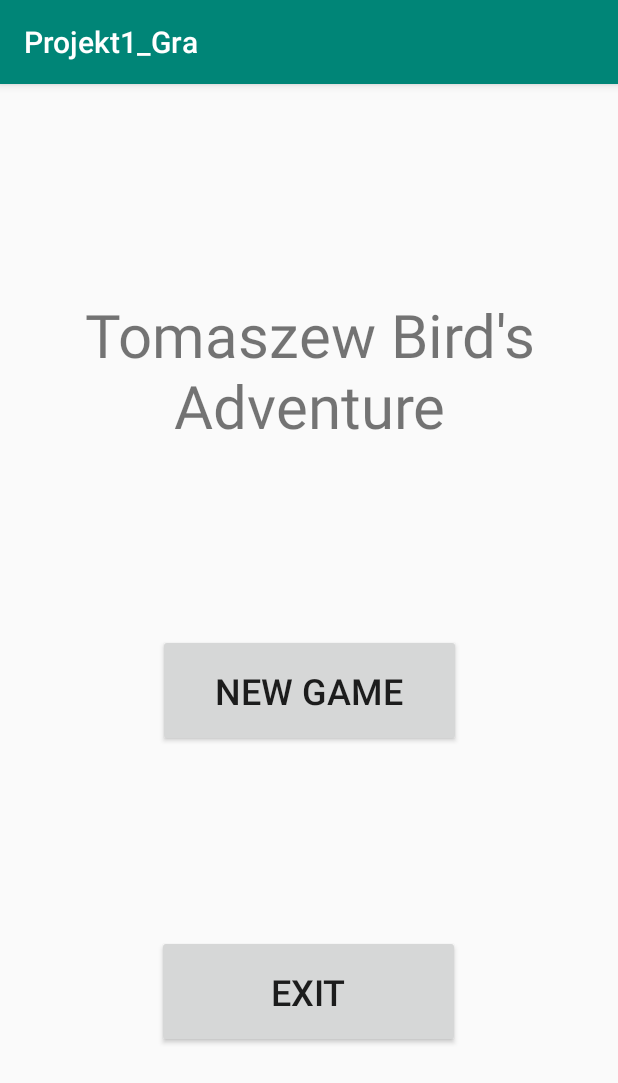
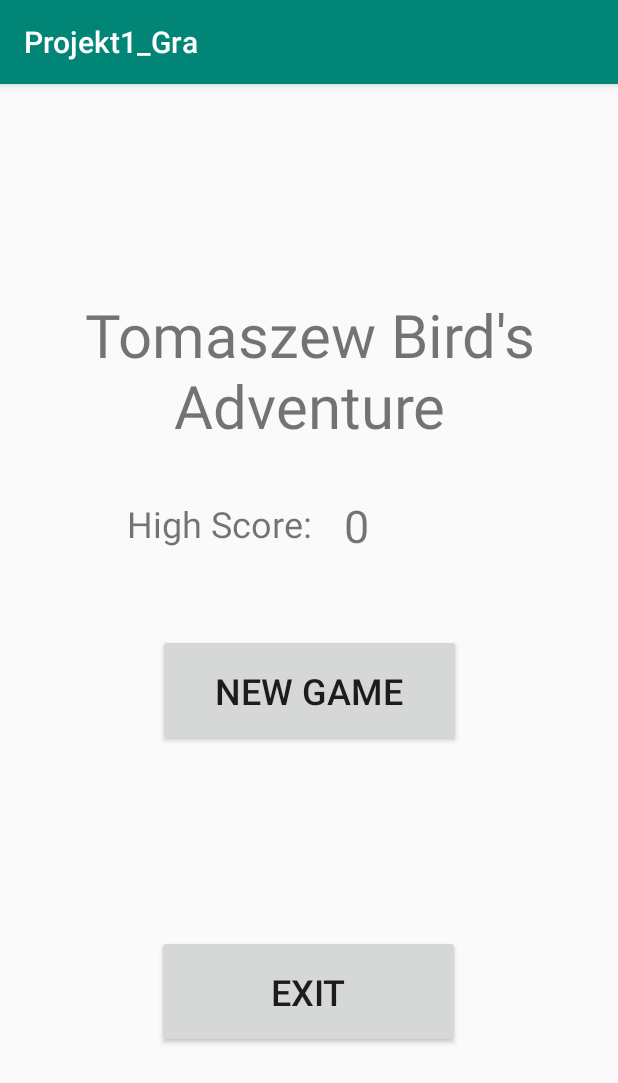
Before and after one commit to Dirakto/TomaszewBird, an Android app: the screen it shows after launch (MainActivity), on a phone screen of 412 x 824 dp. Shown: the top 1083 px of the screen. Run offline under Robolectric (Android 15) with nearby library versions, the phone set to English and light mode, and no system bars.

Commit message:
So far best

```diff
--- a/app/src/main/java/com/dirakto/MainActivity.kt
+++ b/app/src/main/java/com/dirakto/MainActivity.kt
@@ -1,16 +1,24 @@
 package com.dirakto
 
+import android.content.Context
 import android.content.Intent
 import android.support.v7.app.AppCompatActivity
 import android.os.Bundle
+import android.service.autofill.TextValueSanitizer
+import android.util.Log
 import android.view.View
+import android.widget.TextView
 
-class MainActivity : AppCompatActivity() {
+class MainActivity : AppCompatActivity(){
+
+    var textArea: TextView? = null
 
     override fun onCreate(savedInstanceState: Bundle?) {
         super.onCreate(savedInstanceState)
         setContentView(R.layout.activity_main)
 
+        textArea = findViewById(R.id.textView3)
+        loadHighScore()
 //        tomaszew_bird ma 22-24 pixle wysokosci, 37 pixle dlugosci
     }
     fun newGame(view: View){
@@ -21,4 +29,15 @@ class MainActivity : AppCompatActivity() {
         this.finishActivity(0)
         this.moveTaskToBack(true)
     }
+
+    fun loadHighScore(){
+        var sharedPref = this.getSharedPreferences(getString(R.string.file), Context.MODE_PRIVATE)?: return
+        textArea?.setText(sharedPref.getInt(resources.getString(R.string.high_score), 0).toString())
+    }
+
+    override fun onResume(){
+        super.onResume()
+        loadHighScore()
+    }
+
 }
--- /dev/null
+++ b/app/src/main/java/com/dirakto/MyScoreCallback.kt
@@ -0,0 +1,6 @@
+package com.dirakto
+
+interface MyScoreCallback {
+
+    fun updateScore(txt: String)
+}
--- a/app/src/main/res/layout/activity_main.xml
+++ b/app/src/main/res/layout/activity_main.xml
@@ -39,5 +39,24 @@
             android:textSize="24sp" android:textAlignment="center" android:layout_marginStart="8dp"
             app:layout_constraintStart_toStartOf="parent" android:layout_marginEnd="8dp"
             app:layout_constraintEnd_toEndOf="parent"/>
+    <TextView
+            android:text="High Score:"
+            android:layout_width="123dp"
+            android:layout_height="45dp"
+            android:id="@+id/textView" app:layout_constraintEnd_toEndOf="parent" android:layout_marginEnd="8dp"
+            app:layout_constraintStart_toStartOf="parent" android:layout_marginStart="8dp"
+            android:layout_marginBottom="8dp" app:layout_constraintBottom_toTopOf="@+id/button2"
+            android:layout_marginTop="8dp" app:layout_constraintTop_toBottomOf="@+id/new_game"
+            app:layout_constraintVertical_bias="0.43" android:textSize="24sp"
+            app:layout_constraintHorizontal_bias="0.28"/>
+    <TextView
+            android:layout_width="67dp"
+            android:layout_height="46dp"
+            android:id="@+id/textView3" app:layout_constraintStart_toEndOf="@+id/textView"
+            android:layout_marginStart="8dp" app:layout_constraintEnd_toEndOf="parent" android:layout_marginEnd="8dp"
+            android:layout_marginTop="8dp" app:layout_constraintTop_toBottomOf="@+id/new_game"
+            android:layout_marginBottom="8dp" app:layout_constraintBottom_toTopOf="@+id/button2"
+            app:layout_constraintHorizontal_bias="0.11" app:layout_constraintVertical_bias="0.39"
+            android:textSize="30sp"/>
 
 </android.support.constraint.ConstraintLayout>
--- a/app/src/main/res/values/strings.xml
+++ b/app/src/main/res/values/strings.xml
@@ -1,3 +1,5 @@
 <resources>
     <string name="app_name">Projekt1_Gra</string>
+    <string name="file">ScoreFile</string>
+    <string name="high_score">HighScore</string>
 </resources>
```
Also changed, not shown: app/src/main/java/com/dirakto/Background.kt (+8 -4 lines), app/src/main/java/com/dirakto/MySurfaceView.kt (+4 -7 lines), app/src/main/java/com/dirakto/NewGame.kt (+12 -8 lines), app/src/main/java/com/dirakto/PipeDuo.kt (added, +27 -0 lines), app/src/main/java/com/dirakto/PipesList.kt (+15 -8 lines), app/src/main/java/com/dirakto/TomaszewBird.kt (+3 -7 lines).
